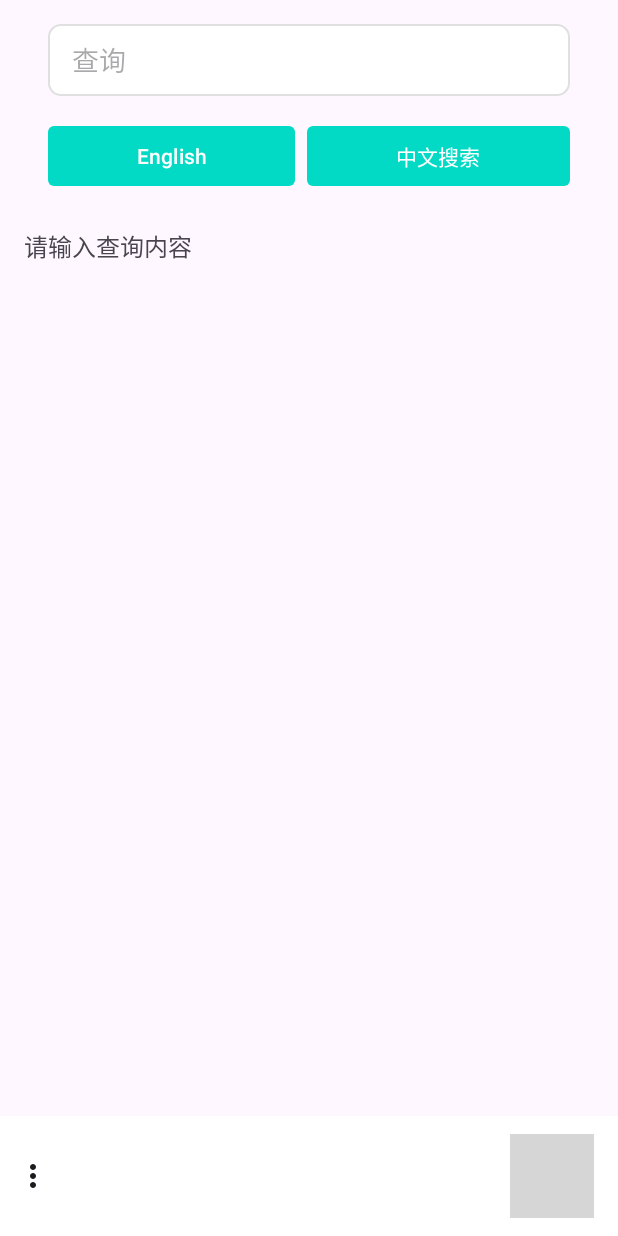
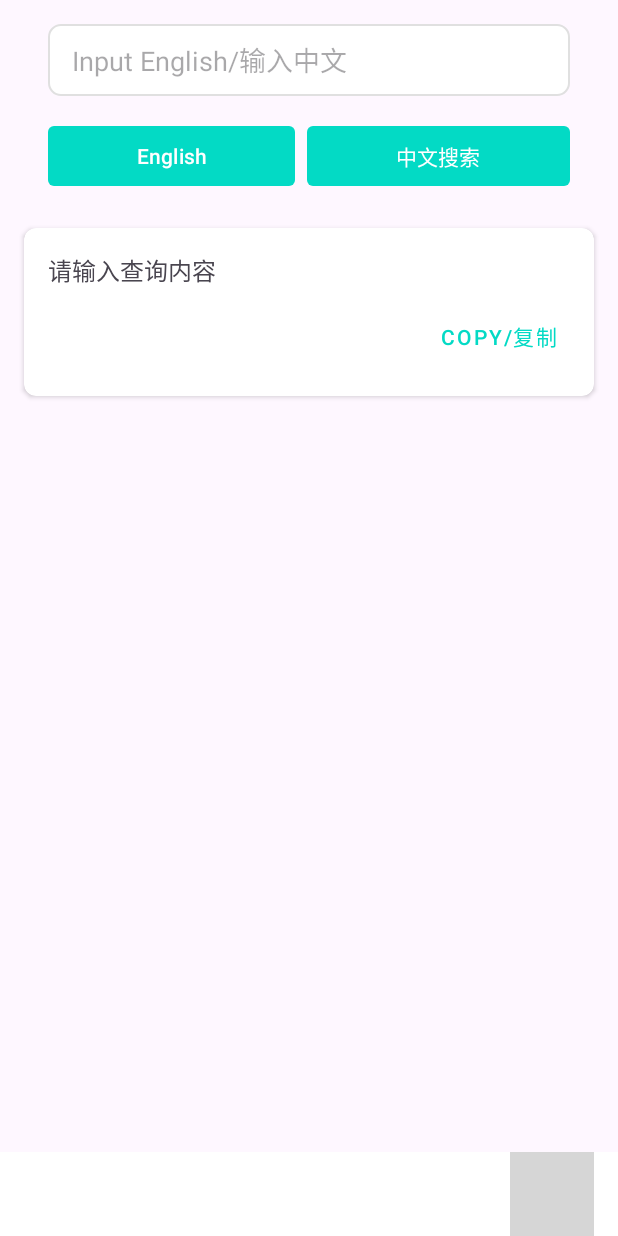
Before and after one commit to silinge/simpleDictV2, an Android app built with Jetpack Compose: the screen it shows after launch (MainActivity), after a tap on "English", on a phone screen of 412 x 824 dp. Run offline under Robolectric (Android 15) with nearby library versions, the phone set to English and light mode, and no system bars; network calls fail; 1 statement that could not run was skipped; grey boxes are pictures that could not be loaded.

Commit message:
再保存一版
趁着能用，哈哈哈哈。

```diff
--- a/app/build.gradle.kts
+++ b/app/build.gradle.kts
@@ -61,4 +61,6 @@ dependencies {
     implementation(libs.androidx.core.ktx)
     implementation (libs.material)
     implementation (libs.androidx.constraintlayout)
+    implementation (libs.cardview)
+    implementation(libs.core)
 }
--- a/app/src/main/AndroidManifest.xml
+++ b/app/src/main/AndroidManifest.xml
@@ -13,7 +13,10 @@
                 <category android:name="android.intent.category.LAUNCHER" />
             </intent-filter>
         </activity>
-        <activity android:name=".MarkdownViewerActivity" />
+        <activity
+            android:name=".MarkdownViewerActivity"
+            android:exported="false"
+            android:configChanges="orientation|screenSize" />
     </application>
 
 </manifest>
--- a/app/src/main/java/com/xvwilliam/simpledictv2/MainActivity.kt
+++ b/app/src/main/java/com/xvwilliam/simpledictv2/MainActivity.kt
@@ -1,16 +1,18 @@
 package com.xvwilliam.simpledictv2
 
+import android.content.ClipData
+import android.content.ClipboardManager
+import android.content.Context
 import android.content.Intent
 import android.os.Bundle
 import android.text.TextUtils
-import android.view.Menu
-import android.view.MenuItem
-import android.widget.Button
-import android.widget.EditText
-import android.widget.TextView
+import android.view.Gravity
+import android.widget.*
 import androidx.appcompat.app.AppCompatActivity
+import androidx.appcompat.widget.PopupMenu
 import com.google.android.material.bottomappbar.BottomAppBar
 import com.google.android.material.floatingactionbutton.FloatingActionButton
+import com.google.android.material.snackbar.Snackbar
 
 class MainActivity : AppCompatActivity() {
 
@@ -31,24 +33,51 @@ class MainActivity : AppCompatActivity() {
         bottomAppBar = findViewById(R.id.bottomAppBar)
         val wordSearchButton = findViewById<Button>(R.id.wordSearchButton)
         val translationSearchButton = findViewById<Button>(R.id.translationSearchButton)
-        val fab = findViewById<FloatingActionButton>(R.id.fab)
+        val menuFab = findViewById<FloatingActionButton>(R.id.menuFab)
+        val copyButton = findViewById<Button>(R.id.copyButton)
 
         // 设置底部应用栏
         setSupportActionBar(bottomAppBar)
 
-        // Word搜索按钮点击事件
+        // 设置菜单FAB点击事件
+        menuFab.setOnClickListener { view ->
+            val popup = PopupMenu(this, view, Gravity.TOP)
+            popup.menuInflater.inflate(R.menu.bottom_menu, popup.menu)
+
+            popup.setOnMenuItemClickListener { item ->
+                when (item.itemId) {
+                    R.id.menu_about -> {
+                        openMarkdownFile("about.md")
+                        true
+                    }
+                    R.id.menu_update_history -> {
+                        openMarkdownFile("updatehistory.md")
+                        true
+                    }
+                    else -> false
+                }
+            }
+            popup.show()
+        }
+
+        // 搜索按钮点击事件
         wordSearchButton.setOnClickListener {
             performSearch("Word")
         }
 
-        // Translation搜索按钮点击事件
         translationSearchButton.setOnClickListener {
             performSearch("Translation")
         }
 
-        // FAB点击事件
-        fab.setOnClickListener {
-            bottomAppBar.showOverflowMenu()
+        // 复制按钮点击事件
+        copyButton.setOnClickListener {
+            val text = resultText.text.toString()
+            if (text.isNotEmpty()) {
+                val clipboard = getSystemService(Context.CLIPBOARD_SERVICE) as ClipboardManager
+                val clip = ClipData.newPlainText("查询结果", text)
+                clipboard.setPrimaryClip(clip)
+                Snackbar.make(it, "已复制到剪贴板", Snackbar.LENGTH_SHORT).show()
+            }
         }
     }
 
@@ -81,25 +110,6 @@ class MainActivity : AppCompatActivity() {
         }
     }
 
-    override fun onCreateOptionsMenu(menu: Menu): Boolean {
-        menuInflater.inflate(R.menu.bottom_menu, menu)
-        return true
-    }
-
-    override fun onOptionsItemSelected(item: MenuItem): Boolean {
-        return when (item.itemId) {
-            R.id.menu_about -> {
-                openMarkdownFile("about.md")
-                true
-            }
-            R.id.menu_update_history -> {
-                openMarkdownFile("updatehistory.md")
-                true
-            }
-            else -> super.onOptionsItemSelected(item)
-        }
-    }
-
     private fun openMarkdownFile(fileName: String) {
         val intent = Intent(this, MarkdownViewerActivity::class.java).apply {
             putExtra("file", fileName)
--- a/app/src/main/res/layout/activity_main.xml
+++ b/app/src/main/res/layout/activity_main.xml
@@ -7,7 +7,6 @@
     android:layout_height="match_parent"
     tools:context=".MainActivity">
 
-    <!-- Main Content with System Window Insets -->
     <androidx.core.widget.NestedScrollView
         android:layout_width="match_parent"
         android:layout_height="match_parent"
@@ -17,9 +16,9 @@
         <androidx.constraintlayout.widget.ConstraintLayout
             android:layout_width="match_parent"
             android:layout_height="wrap_content"
-            android:paddingTop="16dp">
+            android:paddingTop="16dp"
+            android:paddingBottom="80dp">
 
-            <!-- Centered Search Box -->
             <EditText
                 android:id="@+id/queryInput"
                 android:layout_width="match_parent"
@@ -34,7 +33,6 @@
                 app:layout_constraintEnd_toEndOf="parent"
                 app:layout_constraintWidth_percent="0.5"/>
 
-            <!-- Split Search Button -->
             <LinearLayout
                 android:id="@+id/buttonContainer"
                 android:layout_width="match_parent"
@@ -68,15 +66,40 @@
                     android:layout_marginStart="4dp"/>
             </LinearLayout>
 
-            <!-- Results TextView -->
-            <TextView
-                android:id="@+id/resultText"
+            <!-- Results Container -->
+            <androidx.cardview.widget.CardView
                 android:layout_width="match_parent"
                 android:layout_height="wrap_content"
                 android:layout_marginTop="24dp"
                 android:layout_marginHorizontal="16dp"
-                android:textSize="16sp"
-                app:layout_constraintTop_toBottomOf="@id/buttonContainer"/>
+                app:layout_constraintTop_toBottomOf="@id/buttonContainer"
+                app:cardElevation="2dp"
+                app:cardCornerRadius="8dp">
+
+                <LinearLayout
+                    android:layout_width="match_parent"
+                    android:layout_height="wrap_content"
+                    android:orientation="vertical"
+                    android:padding="16dp">
+
+                    <TextView
+                        android:id="@+id/resultText"
+                        android:layout_width="match_parent"
+                        android:layout_height="wrap_content"
+                        android:textSize="16sp"
+                        android:text="@string/for_results"
+                        android:textIsSelectable="true"/>
+
+                    <com.google.android.material.button.MaterialButton
+                        android:id="@+id/copyButton"
+                        android:layout_width="wrap_content"
+                        android:layout_height="wrap_content"
+                        android:layout_gravity="end"
+                        android:layout_marginTop="8dp"
+                        android:text="@string/copy_it"
+                        style="@style/Widget.MaterialComponents.Button.TextButton"/>
+                </LinearLayout>
+            </androidx.cardview.widget.CardView>
 
         </androidx.constraintlayout.widget.ConstraintLayout>
     </androidx.core.widget.NestedScrollView>
@@ -85,20 +108,21 @@
     <com.google.android.material.bottomappbar.BottomAppBar
         android:id="@+id/bottomAppBar"
         android:layout_width="match_parent"
-        android:layout_height="wrap_content"
+        android:layout_height="56dp"
         android:layout_gravity="bottom"
         app:backgroundTint="@color/white"
-        app:fabAlignmentMode="end"/>
+        app:fabCradleMargin="0dp"
+        app:fabCradleRoundedCornerRadius="28dp"
+        app:fabAlignmentMode="end" />
 
-    <!-- FAB for Menu -->
     <com.google.android.material.floatingactionbutton.FloatingActionButton
-        android:id="@+id/fab"
+        android:id="@+id/menuFab"
         android:layout_width="wrap_content"
         android:layout_height="wrap_content"
         android:contentDescription="@string/fab_content_description"
         app:layout_anchor="@id/bottomAppBar"
         android:src="@drawable/ic_menu"
         app:tint="@color/white"
-        app:backgroundTint="?attr/colorPrimary"/>
+        app:backgroundTint="@color/teal_700" />
 
 </androidx.coordinatorlayout.widget.CoordinatorLayout>
--- a/app/src/main/res/values/strings.xml
+++ b/app/src/main/res/values/strings.xml
@@ -1,6 +1,6 @@
 <resources>
     <string name="app_name">simpleDictV2</string>
-    <string name="query_hint">查询</string>
+    <string name="query_hint">Input English/输入中文</string>
 <!--    <string name="query_button">搜索</string>-->
 <!--    <string name="results">结果显示区</string>-->
 <!--    <string name="no_results_found">没有找到结果</string>-->
@@ -11,4 +11,6 @@
     <string name="fab_content_description">Open menu</string>
     <string name="for_English">English</string>
     <string name="for_Chinese">中文搜索</string>
+    <string name="copy_it">Copy/复制</string>
+    <string name="for_results">results/结果</string>
 </resources>
--- a/gradle/libs.versions.toml
+++ b/gradle/libs.versions.toml
@@ -1,6 +1,8 @@
 [versions]
 agp = "8.7.3"
+cardviewVersion = "1.0.0"
 constraintlayout = "2.2.0"
+core = "4.6.2"
 kotlin = "2.0.0"
 coreKtx = "1.15.0"
 junit = "4.13.2"
@@ -15,6 +17,8 @@ material = "1.12.0"
 [libraries]
 androidx-constraintlayout = { module = "androidx.constraintlayout:constraintlayout", version.ref = "constraintlayout" }
 androidx-core-ktx = { group = "androidx.core", name = "core-ktx", version.ref = "coreKtx" }
+cardview = { module = "androidx.cardview:cardview", version.ref = "cardviewVersion" }
+core = { module = "io.noties.markwon:core", version.ref = "core" }
 junit = { group = "junit", name = "junit", version.ref = "junit" }
 androidx-junit = { group = "androidx.test.ext", name = "junit", version.ref = "junitVersion" }
 androidx-espresso-core = { group = "androidx.test.espresso", name = "espresso-core", version.ref = "espressoCore" }
```
Also changed, not shown: app/src/main/java/com/xvwilliam/simpledictv2/MarkdownViewerActivity.kt (+56 -20 lines), 1 other file.
